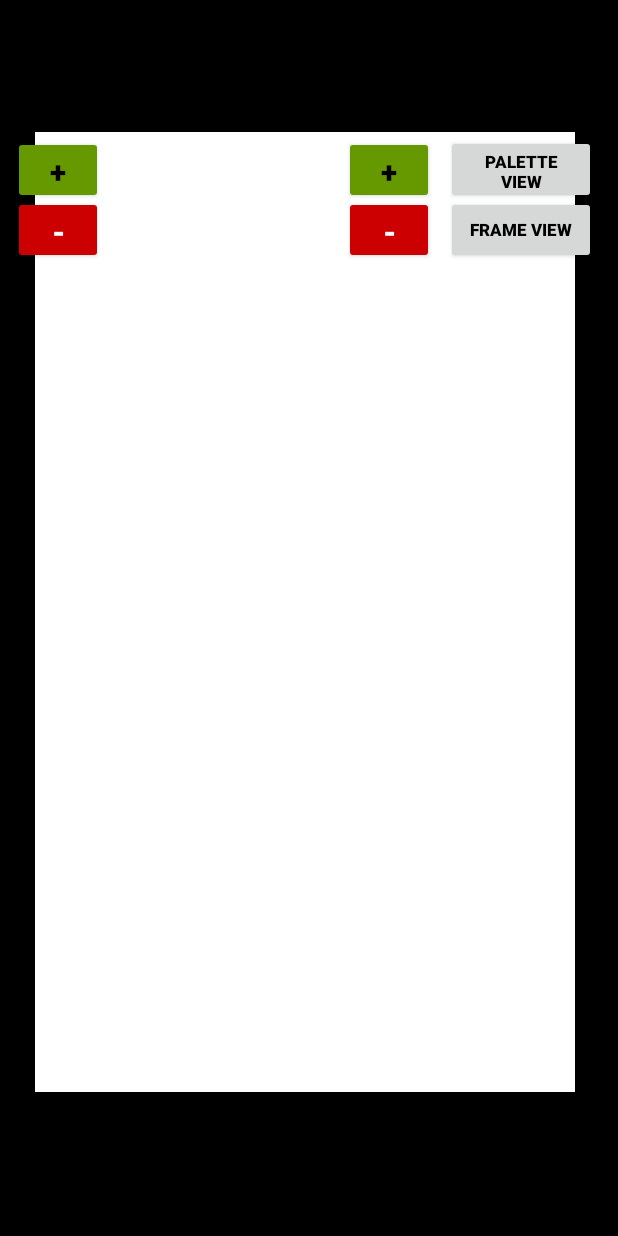
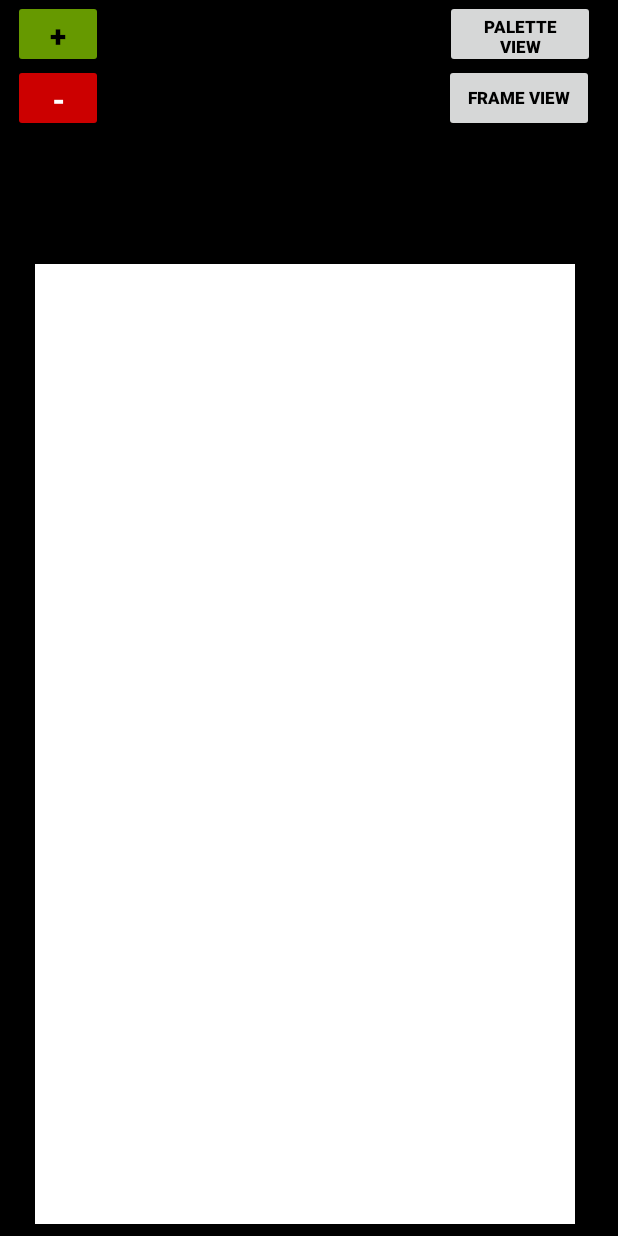
Before and after one commit to TVCreed/Animator, an Android app: the screen it shows after launch (MainActivity), on a phone screen of 412 x 824 dp. Run offline under Robolectric (Android 15) with nearby library versions, the phone set to English and light mode, and no system bars; libraries missing offline, so code that uses them is left out: com.flask.colorpicker, java.security.acl; 1 statement that could not run was skipped.

Commit message:
switching between Palette and Frame groups

```diff
--- a/app/src/main/java/com/example/animator/MainActivity.java
+++ b/app/src/main/java/com/example/animator/MainActivity.java
@@ -12,14 +12,11 @@ import android.widget.Button;
 import android.widget.GridView;
 import android.widget.HorizontalScrollView;
 import android.widget.Toast;
-
 import com.flask.colorpicker.ColorPickerView;
 import com.flask.colorpicker.builder.ColorPickerDialogBuilder;
-
+import java.security.acl.Group;
 import java.util.ArrayList;
 import java.util.List;
-import java.util.Timer;
-import java.util.TimerTask;
 
 public class MainActivity extends AppCompatActivity {
     public static final int PIXELS = 16*9;
@@ -29,6 +26,7 @@ public class MainActivity extends AppCompatActivity {
     private GridView gridView;
     private List<Pixel> colors = new ArrayList<>();
     private Pixel[] pixels = new Pixel[PIXELS];
+    private Pixel[] tempPixels = new Pixel[PIXELS];
     private Pixel selectedColor = new Pixel(0, 0, 0);
     private boolean removingColor = false;
     private ImageAdapter imageAdapter = new ImageAdapter(MainActivity.this);
@@ -42,9 +40,21 @@ public class MainActivity extends AppCompatActivity {
 
         instance = this;
 
-        Button add = findViewById(R.id.add_color),
-            remove = findViewById(R.id.remove_color);
-        add.setOnClickListener(v -> ColorPickerDialogBuilder
+        findViewById(R.id.groupColors).setVisibility(View.VISIBLE);
+        findViewById(R.id.groupFrame).setVisibility(View.GONE);
+
+        Button addColor = findViewById(R.id.add_color),
+            removeColor = findViewById(R.id.remove_color),
+            AddFrame = findViewById(R.id.btnAddFrame),
+            RemoveFrame = findViewById(R.id.btnRemoveFrame),
+            PaletteBtn = findViewById(R.id.paletteButton),
+            FramesBtn = findViewById(R.id.frameButton);
+
+        PaletteBtn.setOnClickListener(v -> {
+            findViewById(R.id.groupFrame).setVisibility(View.GONE);
+            findViewById(R.id.groupColors).setVisibility(View.VISIBLE);
+        });
+        addColor.setOnClickListener(v -> ColorPickerDialogBuilder
                 .with(this)
                 .setTitle("Choose color")
                 .initialColor(Color.WHITE)
@@ -68,10 +78,23 @@ public class MainActivity extends AppCompatActivity {
                 .setNegativeButton("Cancel", (dialog, which) -> { })
                 .build()
                 .show());
-        remove.setOnClickListener(v -> {
+        removeColor.setOnClickListener(v -> {
             removingColor = true;
             Toast.makeText(this, "Click on a color to remove it.", Toast.LENGTH_SHORT).show();
         });
+
+        FramesBtn.setOnClickListener(v -> {
+            findViewById(R.id.groupColors).setVisibility(View.GONE);
+            findViewById(R.id.groupFrame).setVisibility(View.VISIBLE);
+        });
+        AddFrame.setOnClickListener(v -> {
+//            SavedFrames.AddFrame(new Frame(pixels));
+        });
+        RemoveFrame.setOnClickListener(v -> {
+//            System.arraycopy(SavedFrames.getFrame(0).getPixels(), 0, pixels, 0, PIXELS);
+//            imageAdapter.notifyDataSetChanged();
+        });
+
 
         fillWhite();
 
@@ -81,7 +104,10 @@ public class MainActivity extends AppCompatActivity {
         gridView = findViewById(R.id.gridView);
         colorsView.setAdapter(colorAdapter);
         gridView.setAdapter(imageAdapter);
-        gridView.setOnTouchListener((v, event) -> {
+        gridView.setOnTouchListener(new View.OnTouchListener() {
+            @Override
+            public boolean onTouch(View v, MotionEvent event) {
+                v.performClick();
                 float fX = event.getX(),
                         fY = event.getY();
                 int size = (gridView.getWidth()-1) / 9,
@@ -100,6 +126,7 @@ public class MainActivity extends AppCompatActivity {
                 }
 
                 return false;
+            }
         });
     }
 
--- a/app/src/main/res/layout/activity_main.xml
+++ b/app/src/main/res/layout/activity_main.xml
@@ -20,14 +20,14 @@
         app:layout_constraintBottom_toBottomOf="parent"
         app:layout_constraintEnd_toEndOf="parent"
         app:layout_constraintStart_toStartOf="parent"
-        app:layout_constraintTop_toTopOf="parent" />
+        app:layout_constraintTop_toTopOf="parent"
+        app:layout_constraintVertical_bias="1.0" />
 
     <Button
         android:id="@+id/add_color"
         android:layout_width="60dp"
         android:layout_height="45dp"
-        android:layout_marginBottom="688dp"
-        android:text="+"
+        android:text="@string/btnAddFrame"
         android:textColor="@color/black"
         android:textSize="20sp"
         android:textStyle="bold"
@@ -35,44 +35,31 @@
         app:layout_constraintBottom_toBottomOf="parent"
         app:layout_constraintEnd_toEndOf="parent"
         app:layout_constraintHorizontal_bias="0.025"
-        app:layout_constraintStart_toStartOf="parent" />
+        app:layout_constraintStart_toStartOf="parent"
+        app:layout_constraintTop_toTopOf="parent"
+        app:layout_constraintVertical_bias="0.0" />
 
     <Button
-        android:id="@+id/undoButton"
+        android:id="@+id/btnAddFrame"
         android:layout_width="60dp"
         android:layout_height="45dp"
-        android:layout_marginBottom="688dp"
-        android:text="+"
+        android:text="@string/btnAddFrame"
         android:textColor="@color/black"
         android:textSize="20sp"
         android:textStyle="bold"
         app:backgroundTint="@android:color/holo_green_dark"
         app:layout_constraintBottom_toBottomOf="parent"
         app:layout_constraintEnd_toEndOf="parent"
-        app:layout_constraintHorizontal_bias="0.652"
-        app:layout_constraintStart_toStartOf="parent" />
+        app:layout_constraintHorizontal_bias="0.025"
+        app:layout_constraintStart_toStartOf="parent"
+        app:layout_constraintTop_toTopOf="parent"
+        app:layout_constraintVertical_bias="0.0" />
 
     <Button
-        android:id="@+id/redo"
+        android:id="@+id/btnRemoveFrame"
         android:layout_width="60dp"
         android:layout_height="45dp"
-        android:layout_marginBottom="648dp"
-        android:text="-"
-        android:textColor="@color/white"
-        android:textSize="20sp"
-        android:textStyle="bold"
-        app:backgroundTint="@android:color/holo_red_dark"
-        app:layout_constraintBottom_toBottomOf="parent"
-        app:layout_constraintEnd_toEndOf="parent"
-        app:layout_constraintHorizontal_bias="0.652"
-        app:layout_constraintStart_toStartOf="parent" />
-
-    <Button
-        android:id="@+id/remove_color"
-        android:layout_width="60dp"
-        android:layout_height="45dp"
-        android:layout_marginBottom="648dp"
-        android:text="-"
+        android:text="@string/btnRemoveFrame"
         android:textColor="@color/white"
         android:textSize="20sp"
         android:textStyle="bold"
@@ -80,45 +67,92 @@
         app:layout_constraintBottom_toBottomOf="parent"
         app:layout_constraintEnd_toEndOf="parent"
         app:layout_constraintHorizontal_bias="0.025"
-        app:layout_constraintStart_toStartOf="parent" />
+        app:layout_constraintStart_toStartOf="parent"
+        app:layout_constraintTop_toTopOf="parent"
+        app:layout_constraintVertical_bias="0.055" />
+
+    <Button
+        android:id="@+id/remove_color"
+        android:layout_width="60dp"
+        android:layout_height="45dp"
+        android:text="@string/btnRemoveFrame"
+        android:textColor="@color/white"
+        android:textSize="20sp"
+        android:textStyle="bold"
+        app:backgroundTint="@android:color/holo_red_dark"
+        app:layout_constraintBottom_toBottomOf="parent"
+        app:layout_constraintEnd_toEndOf="parent"
+        app:layout_constraintHorizontal_bias="0.025"
+        app:layout_constraintStart_toStartOf="parent"
+        app:layout_constraintTop_toTopOf="parent"
+        app:layout_constraintVertical_bias="0.055" />
 
     <Button
         android:id="@+id/frameButton"
         android:layout_width="100dp"
         android:layout_height="45dp"
-        android:layout_marginBottom="648dp"
-        android:text="Frame View"
+        android:text="@string/btnFramesV"
         android:textColor="@color/black"
         android:textSize="11sp"
         android:textStyle="bold"
         app:layout_constraintBottom_toBottomOf="parent"
         app:layout_constraintEnd_toEndOf="parent"
-        app:layout_constraintHorizontal_bias="0.954"
-        app:layout_constraintStart_toStartOf="parent" />
+        app:layout_constraintHorizontal_bias="0.948"
+        app:layout_constraintStart_toStartOf="parent"
+        app:layout_constraintTop_toTopOf="parent"
+        app:layout_constraintVertical_bias="0.055" />
 
     <Button
         android:id="@+id/paletteButton"
         android:layout_width="100dp"
-        android:layout_height="46dp"
-        android:layout_marginBottom="688dp"
-        android:text="Palette view"
+        android:layout_height="45dp"
+        android:text="@string/btnPaletteV"
         android:textColor="@color/black"
         android:textSize="11sp"
         android:textStyle="bold"
         app:layout_constraintBottom_toBottomOf="parent"
         app:layout_constraintEnd_toEndOf="parent"
-        app:layout_constraintHorizontal_bias="0.954"
-        app:layout_constraintStart_toStartOf="parent" />
+        app:layout_constraintHorizontal_bias="0.95"
+        app:layout_constraintStart_toStartOf="parent"
+        app:layout_constraintTop_toTopOf="parent"
+        app:layout_constraintVertical_bias="0.0" />
 
     <GridView
         android:id="@+id/colors"
-        android:layout_width="132dp"
-        android:layout_height="58dp"
-        android:layout_marginStart="84dp"
-        android:layout_marginLeft="84dp"
+        android:layout_width="203dp"
+        android:layout_height="69dp"
         app:layout_constraintBottom_toTopOf="@+id/gridView"
+        app:layout_constraintEnd_toEndOf="parent"
+        app:layout_constraintHorizontal_bias="0.4"
         app:layout_constraintStart_toStartOf="parent"
-        app:layout_constraintTop_toTopOf="parent" />
+        app:layout_constraintTop_toTopOf="parent"
+        app:layout_constraintVertical_bias=".25" />
+
+    <androidx.constraintlayout.widget.Group
+        android:id="@+id/groupColors"
+        android:layout_width="wrap_content"
+        android:layout_height="wrap_content"
+        app:constraint_referenced_ids="remove_color,add_color,colors" />
+
+    <androidx.constraintlayout.widget.Group
+        android:id="@+id/groupFrame"
+        android:layout_width="wrap_content"
+        android:layout_height="wrap_content"
+        app:constraint_referenced_ids="btnAddFrame,btnRemoveFrame,textView2" />
+
+    <TextView
+        android:id="@+id/textView2"
+        android:layout_width="wrap_content"
+        android:layout_height="wrap_content"
+        android:text="@string/btnFramesV"
+        android:textColor="@color/white"
+        android:textSize="20sp"
+        app:layout_constraintBottom_toTopOf="@+id/gridView"
+        app:layout_constraintEnd_toStartOf="@+id/frameButton"
+        app:layout_constraintHorizontal_bias="0.366"
+        app:layout_constraintStart_toEndOf="@+id/btnAddFrame"
+        app:layout_constraintTop_toTopOf="parent"
+        app:layout_constraintVertical_bias="0.482" />
 
 
 </androidx.constraintlayout.widget.ConstraintLayout>
--- a/app/src/main/res/values/strings.xml
+++ b/app/src/main/res/values/strings.xml
@@ -1,7 +1,10 @@
 <resources>
     <string name="app_name">Animator</string>
     <string name="btnFillWhite">Clear</string>
-    <string name="btnAddFrame">Add</string>
+    <string name="btnAddFrame">+</string>
+    <string name="btnRemoveFrame">-</string>
     <string name="btnGetFrame">Get</string>
+    <string name="btnPaletteV">Palette View</string>
+    <string name="btnFramesV">Frame View</string>
     <string name="select_color_btn_txt">Select Color</string>
 </resources>
```
Lines whose indentation alone changed are shown as unchanged.
